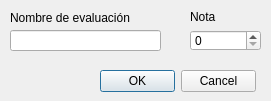
This is UIs/agregarEval.ui in MonodetH/Promedieitor as Qt 5 draws it before an edit. The edited form follows.
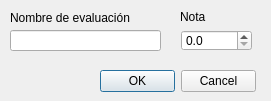
This is the edited form.

```diff
--- a/UIs/agregarEval.ui
+++ b/UIs/agregarEval.ui
@@ -29,7 +29,7 @@
   <widget class="QLabel" name="label_2">
    <property name="geometry">
     <rect>
-     <x>190</x>
+     <x>180</x>
      <y>10</y>
      <width>46</width>
      <height>13</height>
@@ -52,22 +52,6 @@
     <set>QDialogButtonBox::Cancel|QDialogButtonBox::Ok</set>
    </property>
   </widget>
-  <widget class="QSpinBox" name="spinBox">
-   <property name="geometry">
-    <rect>
-     <x>190</x>
-     <y>30</y>
-     <width>71</width>
-     <height>21</height>
-    </rect>
-   </property>
-   <property name="minimum">
-    <number>0</number>
-   </property>
-   <property name="maximum">
-    <number>100</number>
-   </property>
-  </widget>
   <widget class="QLineEdit" name="lineEdit">
    <property name="geometry">
     <rect>
@@ -78,6 +62,22 @@
     </rect>
    </property>
   </widget>
+  <widget class="QDoubleSpinBox" name="spinBox">
+   <property name="geometry">
+    <rect>
+     <x>181</x>
+     <y>30</y>
+     <width>71</width>
+     <height>21</height>
+    </rect>
+   </property>
+   <property name="decimals">
+    <number>1</number>
+   </property>
+   <property name="maximum">
+    <double>100.000000000000000</double>
+   </property>
+  </widget>
  </widget>
  <tabstops>
   <tabstop>lineEdit</tabstop>
```
